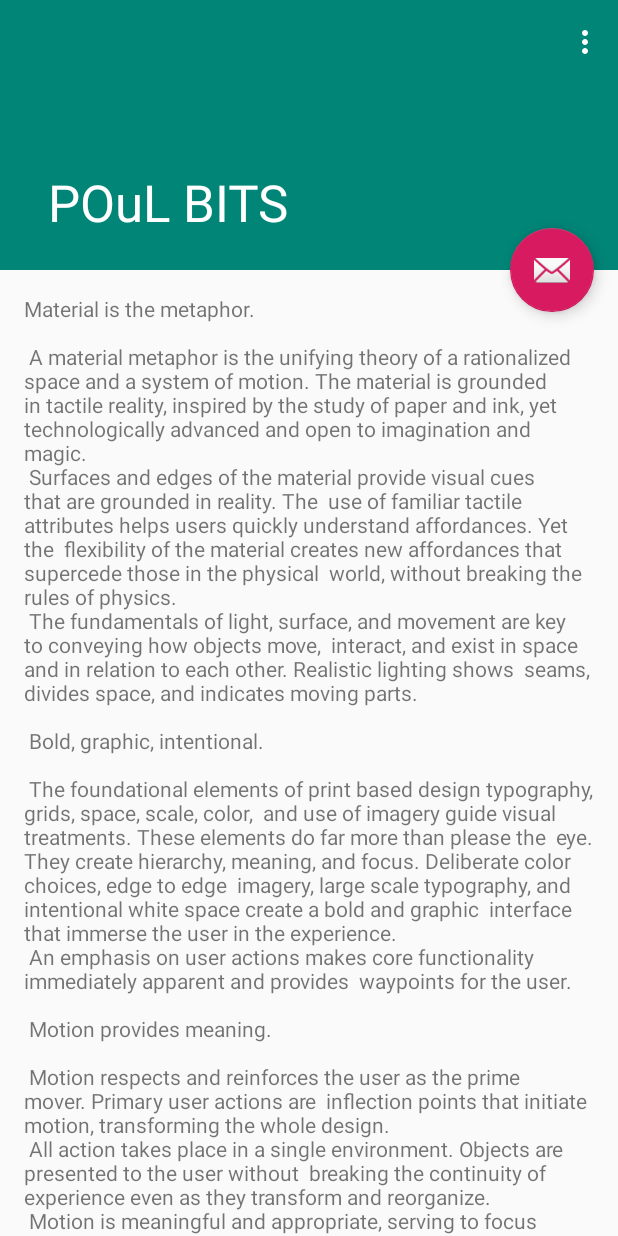
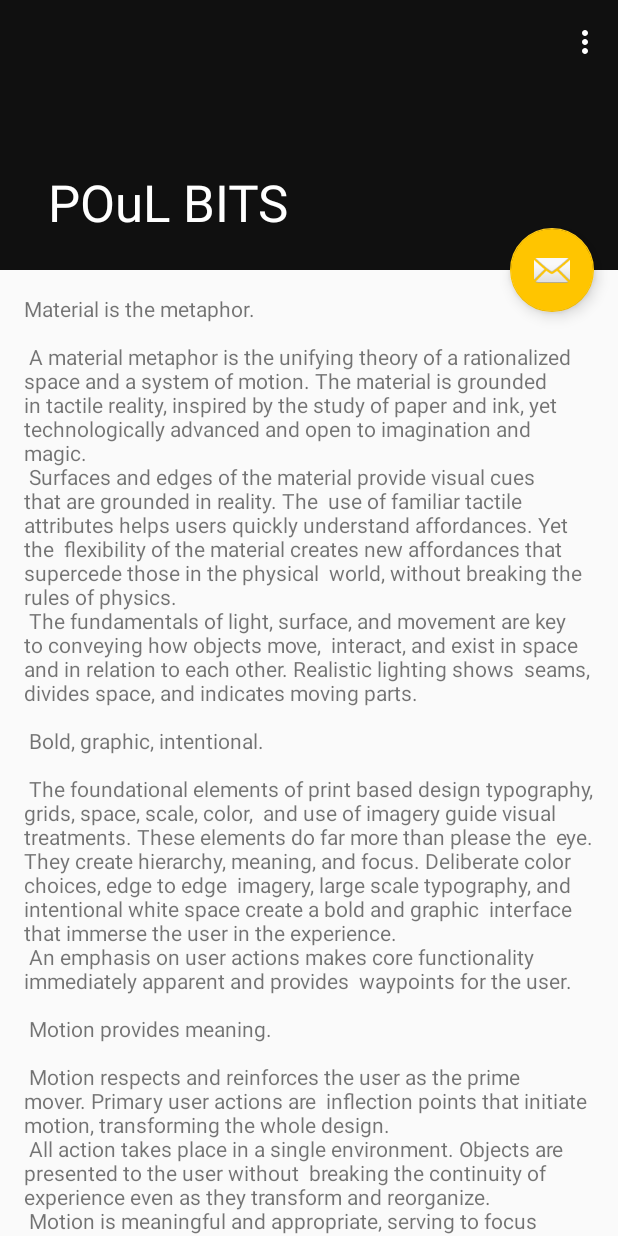
Before and after one commit to depau/POuLBITS-Android, an Android app: the screen it shows after launch (MainActivity), on a phone screen of 412 x 824 dp. Run offline under Robolectric (Android 15) with nearby library versions, the phone set to English and light mode, and no system bars.

Commit message:
Fix colors

```diff
--- a/app/src/main/res/values/colors.xml
+++ b/app/src/main/res/values/colors.xml
@@ -1,6 +1,7 @@
 <?xml version="1.0" encoding="utf-8"?>
 <resources>
-    <color name="colorPrimary">#008577</color>
-    <color name="colorPrimaryDark">#00574B</color>
-    <color name="colorAccent">#D81B60</color>
+    <color name="colorBackground">#212121</color>
+    <color name="colorPrimary">#101010</color>
+    <color name="colorPrimaryDark">#000000</color>
+    <color name="colorAccent">#ffc500</color>
 </resources>
```
